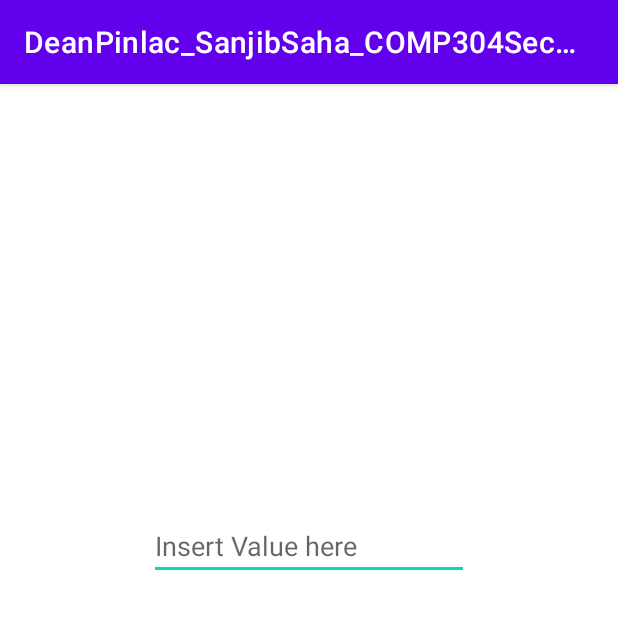
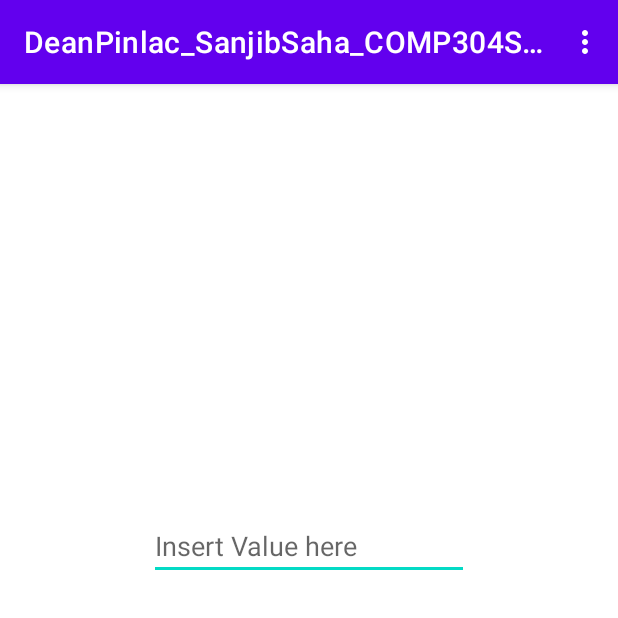
Before and after one commit to Deaniesaur/DeanPinlac_SanjibSaha_COMP304Sec002_Lab4, an Android app: the StudentActivity screen opened directly, with no data from a screen before it, on a phone screen of 412 x 824 dp, the top half of it. Run offline under Robolectric (Android 15) with nearby library versions, the phone set to English and light mode, and no system bars; our stand-ins replace Room's generated code.

Commit message:
Add Query Student by Professor Id

```diff
--- a/app/src/main/java/com/centennial/deanpinlac_sanjibsaha_comp304sec002/StudentActivity.java
+++ b/app/src/main/java/com/centennial/deanpinlac_sanjibsaha_comp304sec002/StudentActivity.java
@@ -1,9 +1,15 @@
 package com.centennial.deanpinlac_sanjibsaha_comp304sec002;
 
+import androidx.annotation.NonNull;
 import androidx.appcompat.app.AppCompatActivity;
 import androidx.lifecycle.ViewModelProvider;
 
+import android.content.Context;
+import android.content.Intent;
+import android.content.SharedPreferences;
 import android.os.Bundle;
+import android.view.MenuInflater;
+import android.view.MenuItem;
 import android.widget.Button;
 import android.widget.EditText;
 import android.widget.Toast;
@@ -15,10 +21,15 @@ public class StudentActivity extends AppCompatActivity {
     private StudentViewModel studentViewModel;
     private Student student;
 
+    String professorId;
     @Override
     protected void onCreate(Bundle savedInstanceState) {
         super.onCreate(savedInstanceState);
         setContentView(R.layout.activity_student);
+
+        SharedPreferences sharedPreferences = getSharedPreferences("",
+                Context.MODE_PRIVATE);
+        professorId = sharedPreferences.getString("professorId","");
 
         EditText edit = findViewById(R.id.editTextTextPersonName);
         Button button = findViewById(R.id.buttonSave);
@@ -42,6 +53,13 @@ public class StudentActivity extends AppCompatActivity {
             showMessage(output);
         });
 
+        //Retrieve Student by Professor ID
+        studentViewModel.getStudentsByProfessorId().observe(this, students -> {
+            for(Student student: students){
+                showMessage(student.getFirstName());
+            }
+        });
+
         button.setOnClickListener((v) -> {
             student.setFirstName(edit.getText().toString());
             studentViewModel.insert(student);
@@ -50,6 +68,19 @@ public class StudentActivity extends AppCompatActivity {
         });
     }
 
+    @Override
+    public boolean onCreateOptionsMenu(android.view.Menu menu) {
+        MenuInflater inflater = getMenuInflater();
+        inflater.inflate(R.menu.menu, menu);
+        return true;
+    }
+
+    @Override
+    public boolean onOptionsItemSelected(@NonNull MenuItem item) {
+        showMessage(item.toString());
+        return super.onOptionsItemSelected(item);
+    }
+
     private void showMessage(String message){
         Toast.makeText(StudentActivity.this, message, Toast.LENGTH_SHORT).show();
     }
--- a/app/src/main/java/com/centennial/deanpinlac_sanjibsaha_comp304sec002/repository/StudentRepository.java
+++ b/app/src/main/java/com/centennial/deanpinlac_sanjibsaha_comp304sec002/repository/StudentRepository.java
@@ -15,14 +15,16 @@ public class StudentRepository {
     private final StudentDao studentDao;
     private MutableLiveData<Integer> insertResult = new MutableLiveData<>();
     private LiveData<List<Student>> studentList;
+    private LiveData<List<Student>> studentsListByProfessorId;
 
-    public StudentRepository(Context context){
+    public StudentRepository(Context context, String professorId){
         //Create a database object
         AppDatabase db = AppDatabase.getInstance(context);
         //Create an interface object
         studentDao = db.studentDao();
         //Call interface method
         studentList = studentDao.getAllStudents();
+        studentsListByProfessorId = studentDao.getStudentsByProfessorId(professorId);
     }
 
     //returns query results as LiveData object
@@ -48,4 +50,8 @@ public class StudentRepository {
             }
         }).start();
     }
+
+    public LiveData<List<Student>> getStudentsByProfessorId(){
+        return studentsListByProfessorId;
+    }
 }
--- a/app/src/main/java/com/centennial/deanpinlac_sanjibsaha_comp304sec002/viewModel/StudentViewModel.java
+++ b/app/src/main/java/com/centennial/deanpinlac_sanjibsaha_comp304sec002/viewModel/StudentViewModel.java
@@ -1,6 +1,8 @@
 package com.centennial.deanpinlac_sanjibsaha_comp304sec002.viewModel;
 
 import android.app.Application;
+import android.content.Context;
+import android.content.SharedPreferences;
 
 import androidx.annotation.NonNull;
 import androidx.lifecycle.AndroidViewModel;
@@ -16,12 +18,18 @@ public class StudentViewModel extends AndroidViewModel {
     private StudentRepository studentRepository;
     private LiveData<Integer> insertResult;
     private LiveData<List<Student>> allStudents;
+    private LiveData<List<Student>> studentsByProfessorId;
 
     public StudentViewModel(@NonNull Application application) {
         super(application);
-        studentRepository = new StudentRepository(application);
+
+        SharedPreferences sharedPref = application.getSharedPreferences("",
+                Context.MODE_PRIVATE);
+        String professorId = sharedPref.getString("professorId", "");
+        studentRepository = new StudentRepository(application, professorId);
         insertResult = studentRepository.getInsertResult();
         allStudents = studentRepository.getAllStudents();
+        studentsByProfessorId = studentRepository.getStudentsByProfessorId();
     }
 
     public void insert(Student student){
@@ -35,4 +43,8 @@ public class StudentViewModel extends AndroidViewModel {
     public LiveData<List<Student>>getAllStudents(){
         return allStudents;
     }
+
+    public LiveData<List<Student>> getStudentsByProfessorId(){
+        return studentsByProfessorId;
+    }
 }
--- /dev/null
+++ b/app/src/main/res/menu/menu.xml
@@ -0,0 +1,15 @@
+<?xml version="1.0" encoding="utf-8"?>
+<menu xmlns:android="http://schemas.android.com/apk/res/android">
+    <item
+        android:id="@+id/optionTest"
+        android:title="Student Activity">
+    </item>
+    <item
+        android:id="@+id/optionViewClassroom"
+        android:title="Classroom Activity">
+    </item>
+    <item
+        android:id="@+id/optionLogout"
+        android:title="Logout">
+    </item>
+</menu>
```
